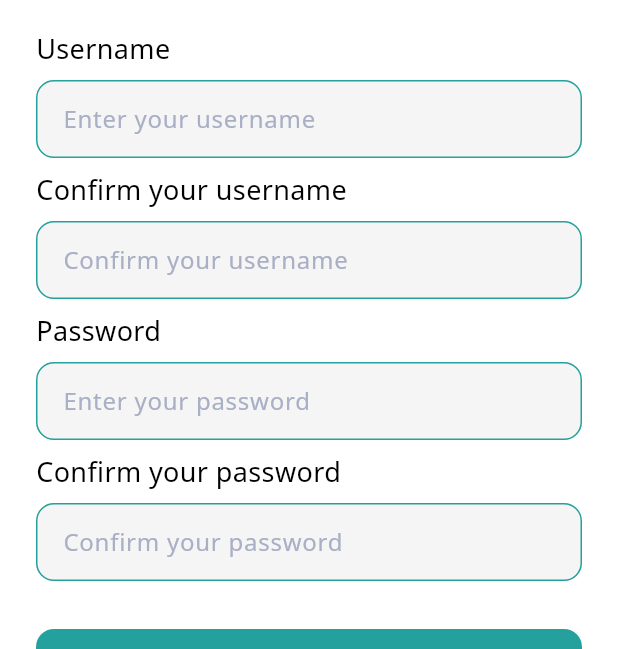
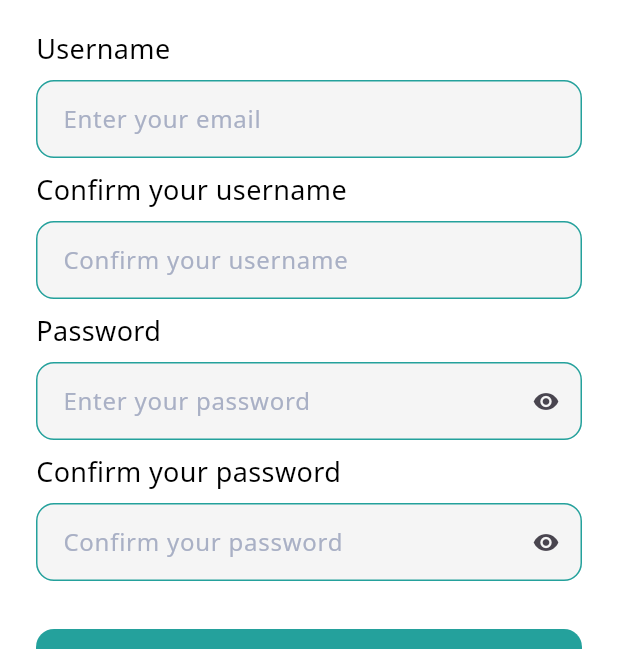
Before and after one commit to madcycle98/flutter_todolist, a Flutter app: the TasksList screen opened directly, after a tap on "Esci", after a tap on "Sign up", on a phone screen of 412 x 824 dp. Shown: the part 265-914 px from the top of the screen. Run offline on Flutter 3.47's test engine with Material 3 defaults, Android fonts, the phone set to English and light mode, and no system bars; our stand-ins replace flutter_dotenv, google_fonts, hive, supabase_flutter, top_snackbar_flutter; accounts and stored records are empty; network calls fail.

Commit message:
-Register modified -Tasks List and Single Task added

```diff
--- a/lib/ui/register.dart
+++ b/lib/ui/register.dart
@@ -1,7 +1,10 @@
 import 'package:flutter/material.dart';
 import 'package:todo_list/services/supabase_service.dart';
+import 'package:todo_list/ui/tasks_list.dart';
 import 'package:top_snackbar_flutter/custom_snack_bar.dart';
 import 'package:top_snackbar_flutter/top_snack_bar.dart';
+
+import '../utils/custom_regexp.dart';
 
 class Register extends StatefulWidget {
   const Register({super.key});
@@ -15,7 +18,10 @@ class _RegisterState extends State<Register> {
   final _registerFormKey = GlobalKey<FormState>();
   final TextEditingController _usernameTEC = TextEditingController();
   final TextEditingController _passwordTEC = TextEditingController();
+  final TextEditingController _usernameCheckTEC = TextEditingController();
+  final TextEditingController _passwordCheckTEC = TextEditingController();
   bool isLoading = false;
+  bool _obscurePsw = true;
 
   @override
   Widget build(BuildContext context) {
@@ -51,12 +57,14 @@ class _RegisterState extends State<Register> {
                         TextFormField(
                           controller: _usernameTEC,
                           decoration: InputDecoration(
-                            hintText: 'Enter your username'
+                            hintText: 'Enter your email'
                           ),
-                          keyboardType: TextInputType.text,
+                          keyboardType: TextInputType.emailAddress,
                           validator: (value){
-                            if(value!.length < 8){
-                              return 'Your password must be at least 8 characters long.';
+                            if(value!.length < 6){
+                              return 'Your email must be at least 6 characters long.';
+                            }else if(!CustomRegExp().checkValidEmail.hasMatch(value)){
+                              return 'Your email must be a valid email.';
                             }else{
                               return null;
                             }
@@ -67,9 +75,18 @@ class _RegisterState extends State<Register> {
                           'Confirm your username'
                         ),
                         TextFormField(
+                          controller: _usernameCheckTEC,
+                          keyboardType: TextInputType.emailAddress,
                           decoration: InputDecoration(
                               hintText: 'Confirm your username'
                           ),
+                          validator: (value){
+                            if(value != _usernameTEC.text){
+                              return 'Usernames don\'t match';
+                            } else {
+                              return null;
+                            }
+                          },
                         ),
                         Text(
                             style: TextTheme.of(context).bodyMedium,
@@ -77,43 +94,66 @@ class _RegisterState extends State<Register> {
                         ),
                         TextFormField(
                           controller: _passwordTEC,
+                          keyboardType: TextInputType.text,
+                          obscureText: _obscurePsw,
                           decoration: InputDecoration(
-                              hintText: 'Enter your password'
+                              hintText: 'Enter your password',
+                              suffixIcon: IconButton(
+                                onPressed: () {
+                                  setState(() {
+                                    _obscurePsw = !_obscurePsw;
+                                  });
+                                },
+                                icon: Icon(_obscurePsw ? Icons.visibility : Icons.visibility_off,))
                           ),
+                          validator: (value) {
+                            if(!CustomRegExp().checkValidPassword.hasMatch(value!)) {
+                              return 'Password isn\'t valid.';
+                            } else {
+                              return null;
+                            }
+                          },
                         ),
+                        // Sistemare tutti i validator!!!!!!!!!!!!!!!!!!!!!!!!!!!!!!!!!!!!!!!!!!!!!!!!!
                         Text(
                             style: TextTheme.of(context).bodyMedium,
                             'Confirm your password'
                         ),
                         TextFormField(
+                          controller: _passwordCheckTEC,
+                          keyboardType: TextInputType.text,
+                          obscureText: _obscurePsw,
                           decoration: InputDecoration(
-                              hintText: 'Confirm your password'
+                              hintText: 'Confirm your password',
+                              suffixIcon: IconButton(
+                              onPressed: () {
+                                setState(() {
+                                _obscurePsw = !_obscurePsw;
+                                });
+                              },
+                              icon: Icon(_obscurePsw ? Icons.visibility : Icons.visibility_off,))
                           ),
+                          validator: (value) {
+                            if(value != _passwordTEC.text) {
+                              return "Password don't match";
+                            } else {
+                              return null;
+                            }
+                          },
                         ),
                         Padding(
                           padding: const EdgeInsets.only(top: 24.0),
                           child:
-                          isLoading == true ?
-                            Padding(
-                              padding: const EdgeInsets.fromLTRB(0, 8, 0, 16),
-                                child: Center(
-                                  child: SizedBox(
-                                    width: 24,
-                                    height: 24,
-                                    child: CircularProgressIndicator(
-                                      strokeWidth: 2,
-                                    ),
-                                  )
-                              ),
-                            )
-                          : ElevatedButton(
+                          isLoading == false ?
+                          ElevatedButton(
                               onPressed: () async {
                                 if(_registerFormKey.currentState!.validate()){
                                   setState(() {
                                     isLoading = true;
                                   });
-                                } try {
+                                 try {
                                   await _supabaseService.signup(_usernameTEC.text, _passwordTEC.text);
+                                  Navigator.of(context).push(MaterialPageRoute(builder: (builder) => TasksList()));
                                 } catch (error) {
                                   showTopSnackBar(
                                     Overlay.of(context),
@@ -122,13 +162,28 @@ class _RegisterState extends State<Register> {
                                       error.toString(),
                                     ),
                                   );
+                                } finally {
                                   setState(() {
                                     isLoading = false;
                                   });
+                                 }
                                 }
                               },
                               child:
                                 Text('Register'))
+                          :
+                          Padding(
+                            padding: const EdgeInsets.fromLTRB(0, 8, 0, 16),
+                            child: Center(
+                                child: SizedBox(
+                                  width: 24,
+                                  height: 24,
+                                  child: CircularProgressIndicator(
+                                    strokeWidth: 2,
+                                  ),
+                                )
+                            ),
+                          )
                           )
                       ],
                     ),
@@ -142,22 +197,3 @@ class _RegisterState extends State<Register> {
     );
   }
 }
-
-// Navigare nella schermata di registrazione utente
-
-/* setState(() {
-                          _isLoading = true;
-                        });
-                        // Implementare chiamata supabase per registrare l'utente
-                        AuthResponse response = await Supabase.instance.client.auth.signUp(
-                            email: _emailTEC.text,
-                            password: _passwordTEC.text
-                        );
-                        if (response.session != null) {
-                          print(">>>>>> SIGN IN OK");
-                        } else {
-                          setState(() {
-                            _isLoading = false;
-                          });
-                          print(">>>>>> SIGN IN ERROR");
-                        } */
--- /dev/null
+++ b/lib/ui/single_task.dart
@@ -0,0 +1,169 @@
+import 'package:flutter/material.dart';
+import 'package:intl/intl.dart';
+
+import '../themes/todo_theme.dart';
+
+class SingleTask extends StatefulWidget {
+  const SingleTask({super.key});
+
+  @override
+  State<SingleTask> createState() => _SingleTaskState();
+}
+
+class _SingleTaskState extends State<SingleTask> {
+  @override
+  Widget build(BuildContext context) {
+    return
+      Column(
+        children: [
+          Padding(
+            padding: const EdgeInsets.only(top: 32.0),
+            child: Container(
+              width: 360,
+              height: 40,
+              decoration: BoxDecoration(
+                  color: TodoTheme.backgroundGreen,
+                  borderRadius: BorderRadius.only(topLeft: Radius.circular(12),topRight: Radius.circular(12))
+              ),
+            ),
+          ),
+          Container(
+            width: 360,
+            decoration: BoxDecoration(
+              borderRadius: BorderRadius.only(bottomLeft: Radius.circular(12),bottomRight: Radius.circular(12)),
+              color: Color.fromRGBO(244, 244, 245, 1.0),
+            ),
+            child: Padding(
+              padding: const EdgeInsets.all(16),
+              child: Column(
+                children: [
+                  Padding(
+                    padding: const EdgeInsets.only(bottom: 8),
+                    child: Row(
+                      spacing: 16,
+                      children: [
+                        IconButton(
+                          onPressed:() {
+                            _openTaskModal(context);
+                          },
+                          icon: Icon(Icons.add_box_rounded),
+                          iconSize: 36,
+                          color: TodoTheme.backgroundGreen,
+                        ),
+                        Text(
+                            style: TextTheme.of(context).bodyMedium,
+                            'Tap plus to create a new task.'
+                        ),
+                      ],
+                    ),
+                  ),
+                  Divider(),
+                  Padding(
+                    padding: const EdgeInsets.only(top: 8),
+                    child: Row(
+                      mainAxisAlignment: MainAxisAlignment.spaceBetween,
+                      children: [
+                        Text(
+                            style: TextTheme.of(context).bodySmall,
+                            'Add your task'
+                        ),
+                        Text(
+                          style: TextTheme.of(context).bodySmall,
+                          'Today, ${DateFormat('EEE dd MMM yyyy').format(DateTime.now())}',
+                        )
+                      ],
+                    ),
+                  )
+                ],
+              ),
+            ),
+          )
+        ],
+      );
+  }
+}
+
+void _openTaskModal(BuildContext context) {
+  showModalBottomSheet(
+      context: context,
+      isScrollControlled: true,
+      builder: (context) => Padding(
+        padding: EdgeInsets.only(
+          bottom: MediaQuery.of(context).viewInsets.bottom,
+          top: 16,
+          left: 16,
+          right: 16,
+        ),
+        child: Column(
+          mainAxisSize: MainAxisSize.min,
+          children: [
+            TextField(
+              autofocus: true,
+              decoration: InputDecoration(
+                hintText: 'eg : Meeting with client',
+                fillColor: Colors.white,
+                border: InputBorder.none,
+                enabledBorder: InputBorder.none,
+                focusedBorder: InputBorder.none,
+                disabledBorder: InputBorder.none,
+              ),
+            ),
+            TextField(
+              decoration: InputDecoration(
+                hintText: 'Description',
+                fillColor: Colors.white,
+                border: InputBorder.none,
+                enabledBorder: InputBorder.none,
+                focusedBorder: InputBorder.none,
+                disabledBorder: InputBorder.none,
+              ),
+            ),
+            Padding(
+              padding: const EdgeInsets.only(top: 8, bottom: 8),
+              child: Row(
+                mainAxisAlignment: MainAxisAlignment.end,
+                children: [
+                  IconButton(
+                    onPressed: () {},
+                    icon: Icon(
+                        color: TodoTheme.backgroundGreen,
+                        Icons.send
+                    )
+                  )
+
+                ],
+              ),
+            )
+          ],
+        ),
+      )
+    );
+}
+
+        // return AlertDialog(
+        //   content: Column(
+        //     children: [
+        //       Form(child:
+        //         Column(
+        //           children: [
+        //             TextFormField(
+        //               keyboardType: TextInputType.text,
+        //               decoration: InputDecoration(
+        //                 hintText: 'eg: Meeting with client'
+        //               ),
+        //             ),
+        //             TextFormField(
+        //               keyboardType: TextInputType.text,
+        //               decoration: InputDecoration(
+        //                   hintText: 'Description'
+        //               ),
+        //             )
+        //           ],
+        //         )
+        //       ),
+        //     ],
+        //   ),
+        // );
+        //       }
+        //   );
+        // }
--- a/lib/ui/tasks_list.dart
+++ b/lib/ui/tasks_list.dart
@@ -1,8 +1,13 @@
 import 'package:flutter/material.dart';
+import 'package:hive/hive.dart';
+import 'package:intl/intl.dart';
 import 'package:todo_list/services/supabase_service.dart';
 import 'package:todo_list/ui/login_screen.dart';
+import 'package:todo_list/ui/single_task.dart';
 import 'package:top_snackbar_flutter/custom_snack_bar.dart';
 import 'package:top_snackbar_flutter/top_snack_bar.dart';
+
+import '../themes/todo_theme.dart';
 
 class TasksList extends StatefulWidget {
   const TasksList({super.key});
@@ -14,11 +19,35 @@ class TasksList extends StatefulWidget {
 class _TasksListState extends State<TasksList> {
   final SupabaseService _supabaseService = SupabaseService();
 
+
   @override
   Widget build(BuildContext context) {
+    double screenWidth = MediaQuery.sizeOf(context).width;
+
     return Scaffold(
-      body: Center(
-        child: ElevatedButton(
+      appBar: AppBar(
+        title: Column(
+          crossAxisAlignment: CrossAxisAlignment.start,
+          children: [
+            Text(
+              style: TextTheme.of(context).headlineMedium,
+              'Today',
+            ),
+            Text(
+              style: TextTheme.of(context).bodySmall,
+              'Best platform for creating to-do lists'
+            )
+          ],),
+        ),
+      body:
+      SingleChildScrollView(
+        physics: const BouncingScrollPhysics(),
+        child: Center(
+          child: SingleTask()
+        ),
+      ),
+      bottomNavigationBar:
+        ElevatedButton(
           onPressed: () async {
             try {
               await _supabaseService.logout();
@@ -35,7 +64,6 @@ class _TasksListState extends State<TasksList> {
           },
           child: Text("Esci")
         ),
-      ),
       );
   }
 }
--- a/lib/utils/custom_regexp.dart
+++ b/lib/utils/custom_regexp.dart
@@ -1,5 +1,7 @@
 class CustomRegExp {
 
   RegExp checkValidEmail = RegExp(r"^[a-zA-Z0-9._%+-]+@[a-zA-Z0-9.-]+\.[a-zA-Z]{2,}$");
+  RegExp checkValidPassword = RegExp(r'^(?=.*[a-z])(?=.*[A-Z])(?=.*[^a-zA-Z0-9]).{8,}$');
+
 
 }
--- a/pubspec.yaml
+++ b/pubspec.yaml
@@ -40,6 +40,7 @@ dependencies:
   top_snackbar_flutter: ^3.2.0
   hive: ^2.2.3
   path_provider: ^2.1.5
+  intl: ^0.20.2
 
 dev_dependencies:
   flutter_test:
```
Also changed, not shown: pubspec.lock. Lines whose indentation alone changed are shown as unchanged.
